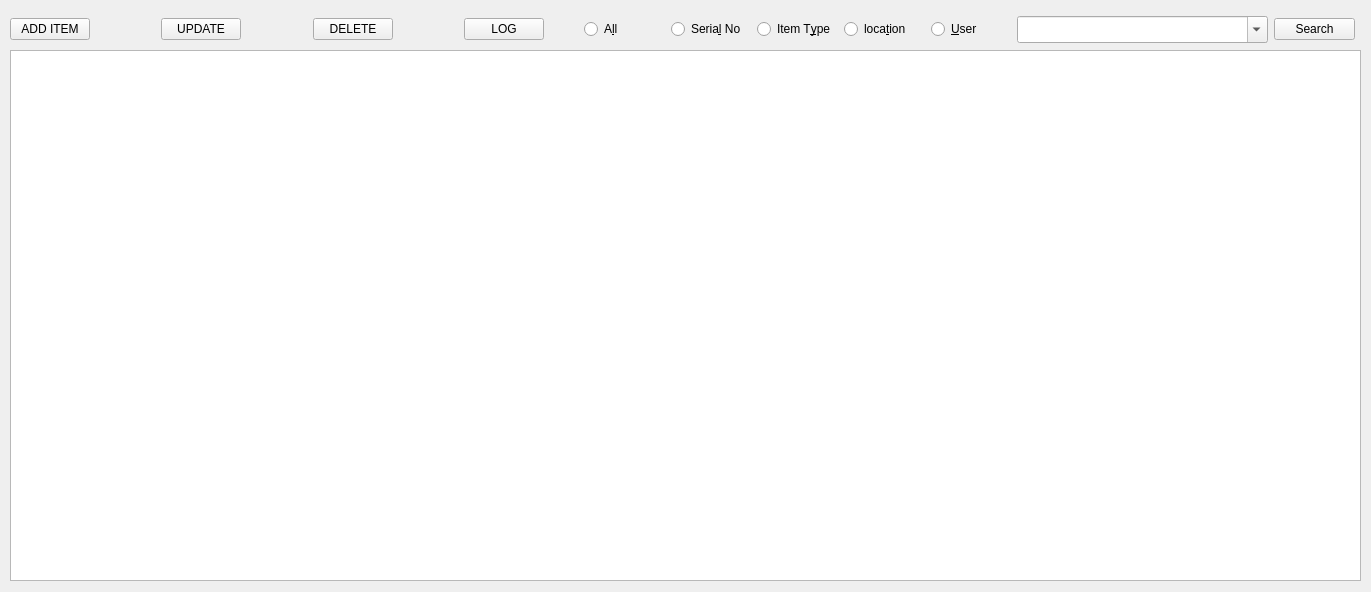
The window that GUI/guiTest/uiFiles/test.ui (aumanimationstudios/Grantha) describes before a commit, drawn with Qt 5.
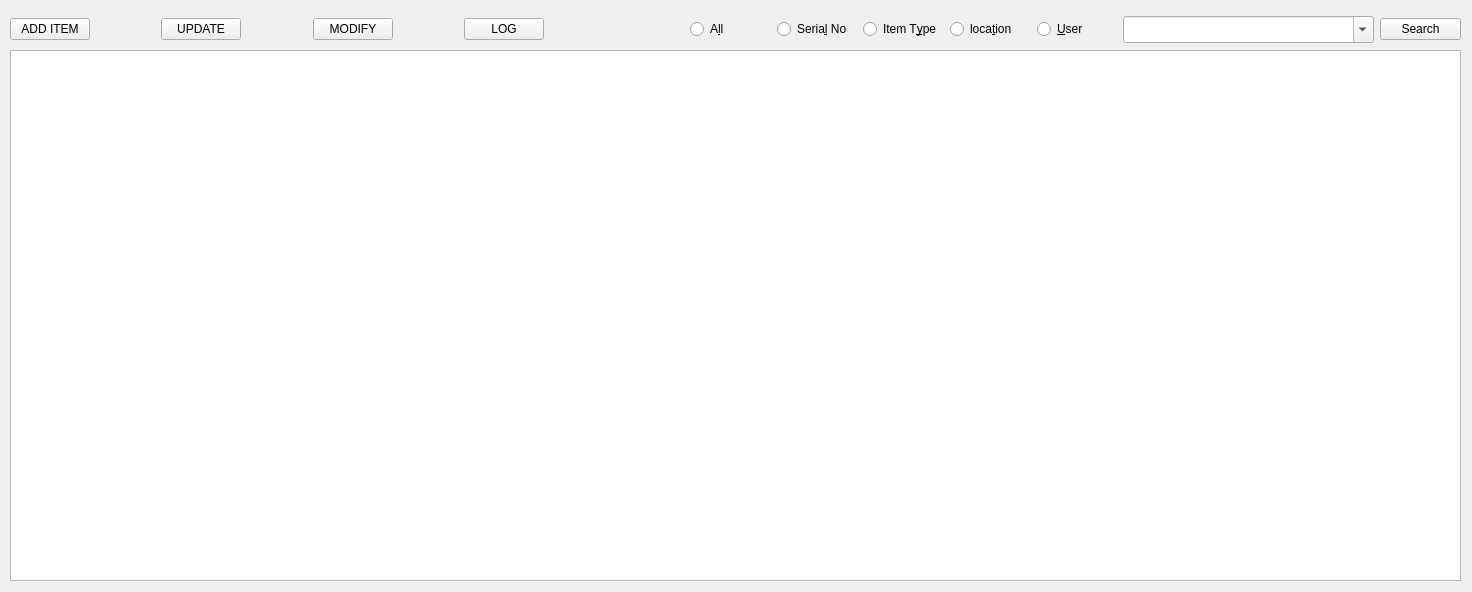
The same window after the commit.

Diff of the .ui file:
```diff
--- a/GUI/guiTest/uiFiles/test.ui
+++ b/GUI/guiTest/uiFiles/test.ui
@@ -6,7 +6,7 @@
    <rect>
     <x>0</x>
     <y>0</y>
-    <width>1371</width>
+    <width>1472</width>
     <height>592</height>
    </rect>
   </property>
@@ -22,7 +22,7 @@
      <rect>
       <x>10</x>
       <y>50</y>
-      <width>1351</width>
+      <width>1451</width>
       <height>531</height>
      </rect>
     </property>
@@ -80,7 +80,7 @@
      <item>
       <widget class="QPushButton" name="deleteButton">
        <property name="text">
-        <string>DELETE</string>
+        <string>MODIFY</string>
        </property>
       </widget>
      </item>
@@ -106,10 +106,10 @@
      </item>
     </layout>
    </widget>
-   <widget class="QWidget" name="">
+   <widget class="QWidget" name="layoutWidget">
     <property name="geometry">
      <rect>
-      <x>584</x>
+      <x>690</x>
       <y>15</y>
       <width>771</width>
       <height>29</height>
```
